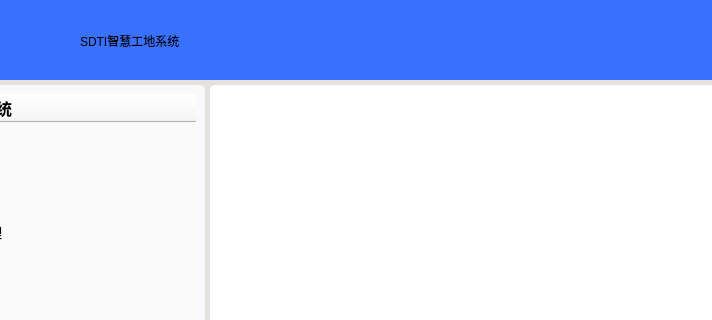
This is views/mainUi.ui in jamesandjim/wisdom_site as Qt 5 draws it before an edit; both pictures show x 100 to 812 and y 0 to 320 of the 1179 by 706 pixel window. The edited form follows.
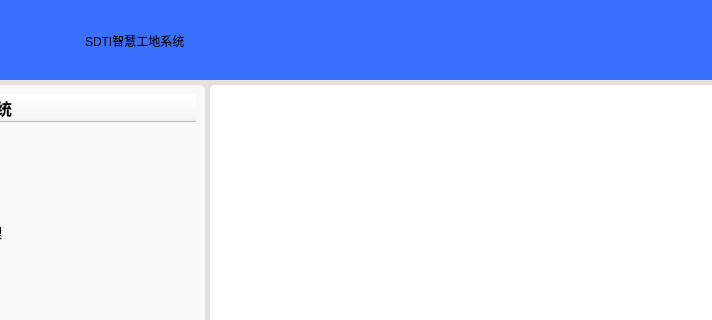
This is the edited form. Icons and pictures are not drawn.

Diff of the .ui file:
```diff
--- a/views/mainUi.ui
+++ b/views/mainUi.ui
@@ -237,19 +237,6 @@
              </property>
             </widget>
            </item>
-           <item>
-            <spacer name="horizontalSpacer">
-             <property name="orientation">
-              <enum>Qt::Horizontal</enum>
-             </property>
-             <property name="sizeHint" stdset="0">
-              <size>
-               <width>0</width>
-               <height>0</height>
-              </size>
-             </property>
-            </spacer>
-           </item>
            <item>
             <widget class="QPushButton" name="pushButton_8">
              <property name="minimumSize">
```
Left out of the diff: 24 changed lines with no effect on the pictures.
